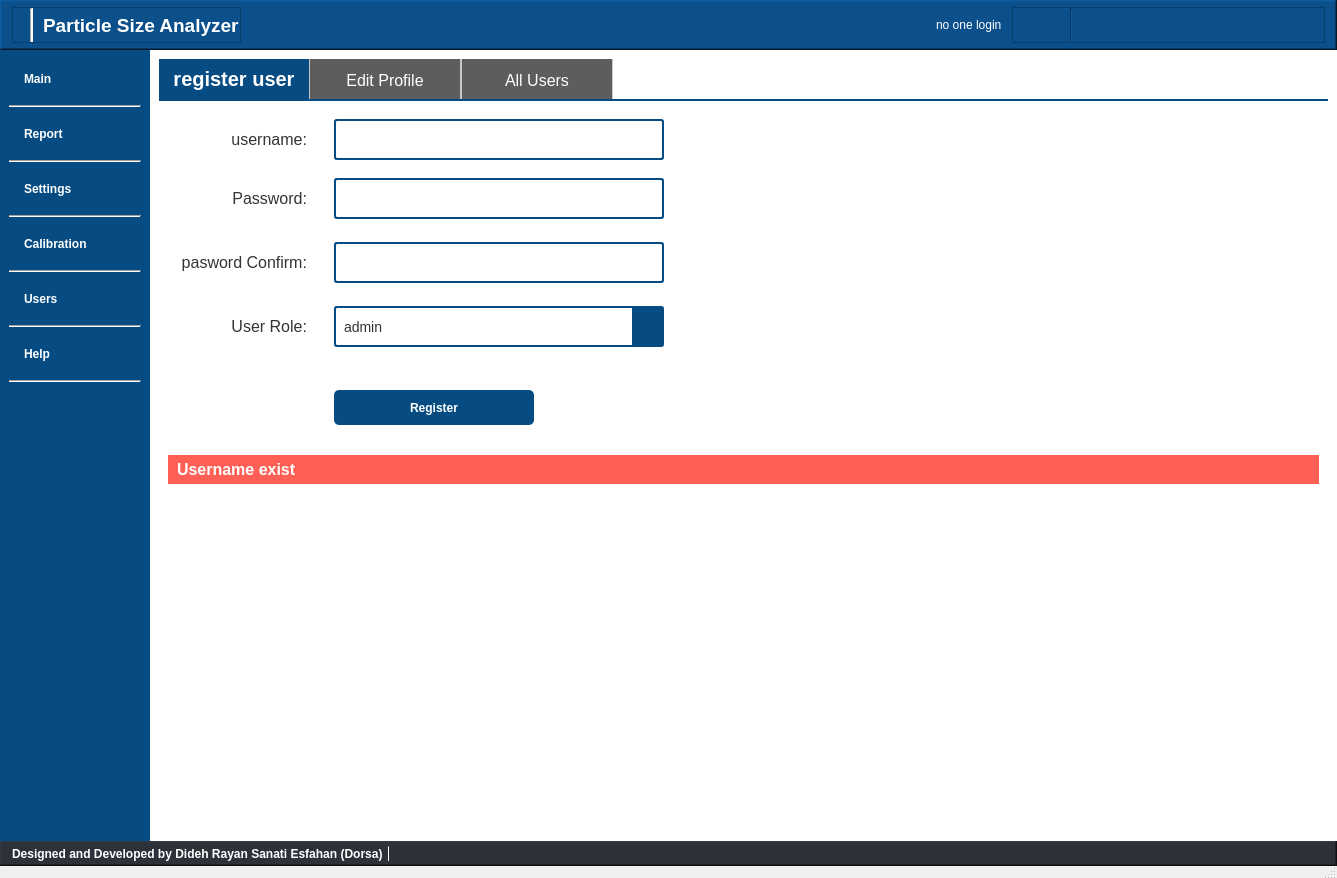
Before: the Qt Designer form main_UI.ui in DORSA-co/Paticle_Size_Analyser, drawn with Qt 5.
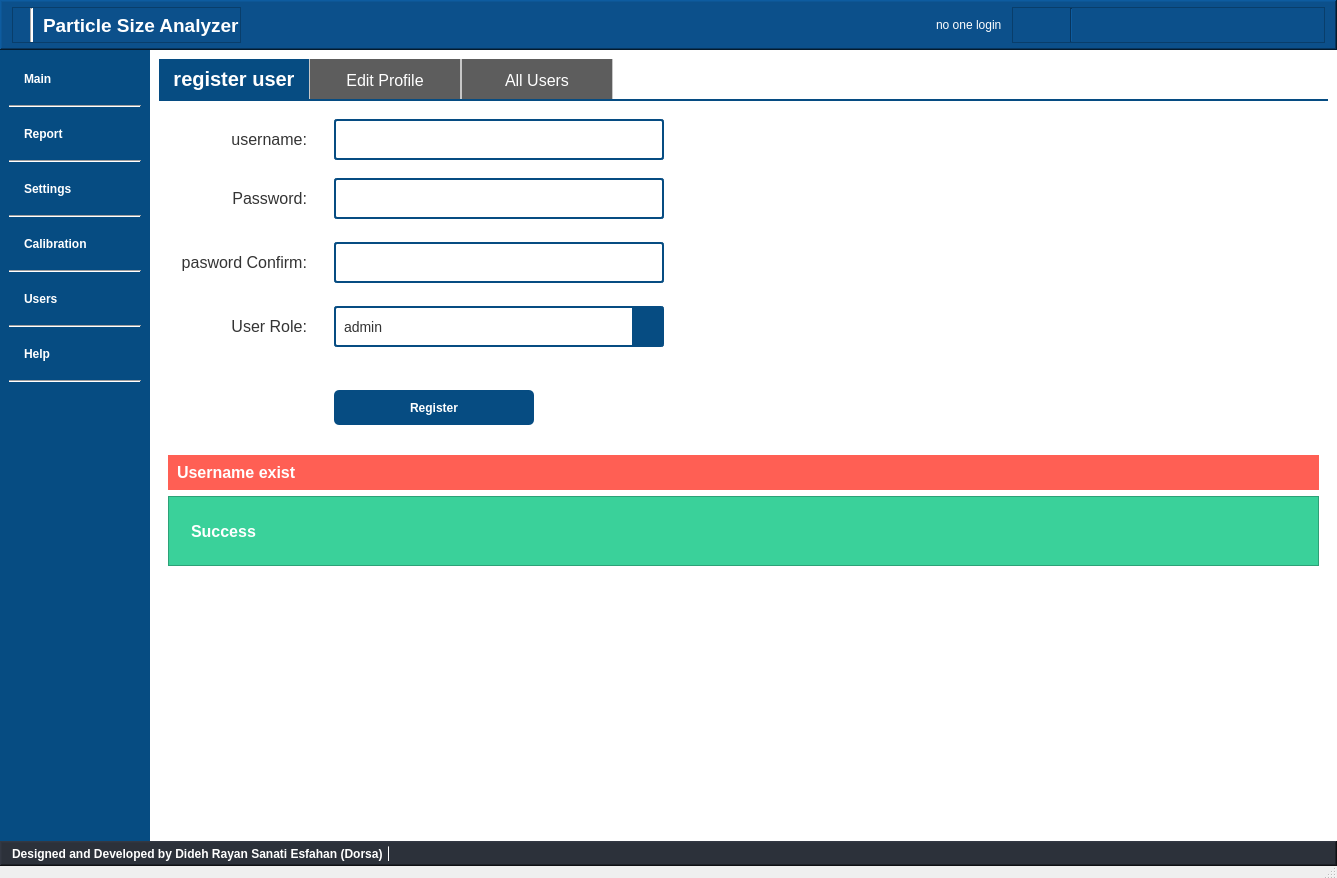
After: the same form once the commit is applied. The open tabs and pages were chosen to show the change. Icons and pictures are not drawn.

What changed in the file:
```diff
--- a/main_UI.ui
+++ b/main_UI.ui
@@ -4885,6 +4885,12 @@
                </item>
                <item>
                 <widget class="QLabel" name="userspage_register_error_lbl">
+                 <property name="minimumSize">
+                  <size>
+                   <width>310</width>
+                   <height>35</height>
+                  </size>
+                 </property>
                  <property name="styleSheet">
                   <string notr="true">font-size: 16px;
 font-weight: bold;
@@ -4901,6 +4907,78 @@
                  </property>
                 </widget>
                </item>
+               <item>
+                <widget class="QFrame" name="userspage_register_success_frame">
+                 <property name="styleSheet">
+                  <string notr="true">QFrame{
+background-color: rgb(58, 209, 154);
+}</string>
+                 </property>
+                 <property name="frameShape">
+                  <enum>QFrame::StyledPanel</enum>
+                 </property>
+                 <property name="frameShadow">
+                  <enum>QFrame::Raised</enum>
+                 </property>
+                 <layout class="QHBoxLayout" name="horizontalLayout_39">
+                  <item>
+                   <widget class="QLabel" name="label_88">
+                    <property name="maximumSize">
+                     <size>
+                      <width>50</width>
+                      <height>50</height>
+                     </size>
+                    </property>
+                    <property name="text">
+                     <string/>
+                    </property>
+                    <property name="pixmap">
+                     <pixmap resource="Assets.qrc">:/assets/Assets/icons/icons8-check-150.png</pixmap>
+                    </property>
+                    <property name="scaledContents">
+                     <bool>true</bool>
+                    </property>
+                   </widget>
+                  </item>
+                  <item>
+                   <widget class="QLabel" name="userspage_register_success_lbl">
+                    <property name="minimumSize">
+                     <size>
+                      <width>0</width>
+                      <height>50</height>
+                     </size>
+                    </property>
+                    <property name="styleSheet">
+                     <string notr="true">font-size: 16px;
+font-weight: bold;
+color: #ffffff;
+
+</string>
+                    </property>
+                    <property name="text">
+                     <string>Success</string>
+                    </property>
+                    <property name="scaledContents">
+                     <bool>false</bool>
+                    </property>
+                   </widget>
+                  </item>
+                  <item>
+                   <spacer name="horizontalSpacer_70">
+                    <property name="orientation">
+                     <enum>Qt::Horizontal</enum>
+                    </property>
+                    <property name="sizeHint" stdset="0">
+                     <size>
+                      <width>40</width>
+                      <height>20</height>
+                     </size>
+                    </property>
+                   </spacer>
+                  </item>
+                 </layout>
+                </widget>
+               </item>
                <item>
                 <spacer name="verticalSpacer_11">
                  <property name="orientation">
```
Left out of the diff: 197 changed lines with no effect on the pictures. Lines whose indentation alone changed are shown as unchanged.
